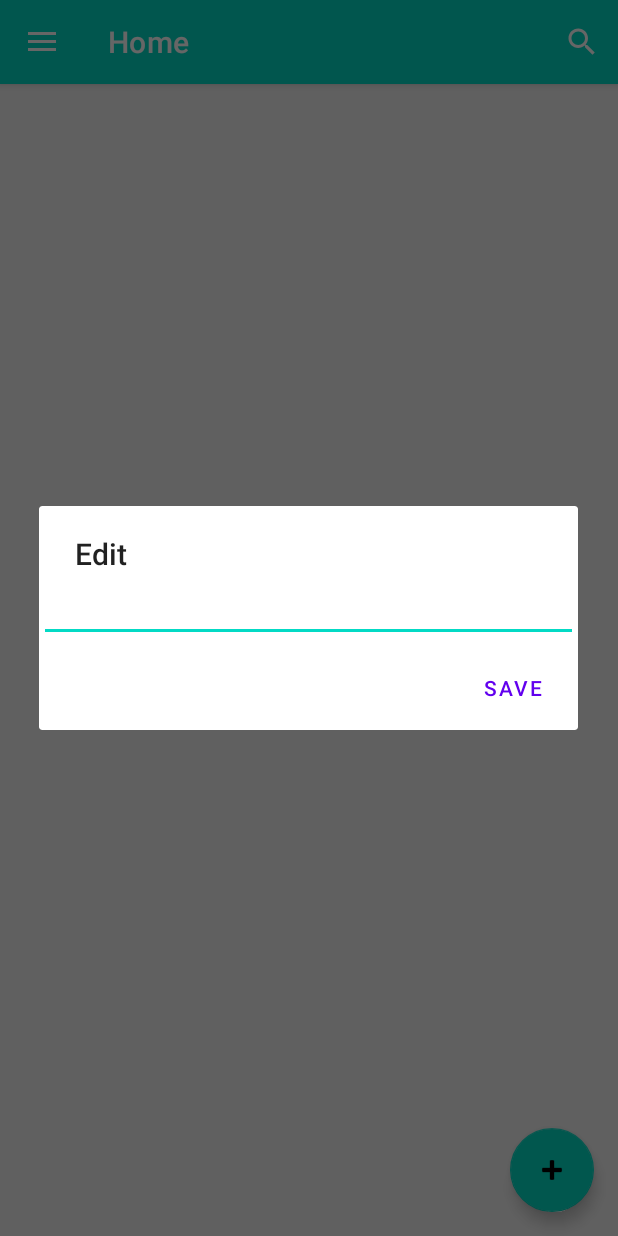
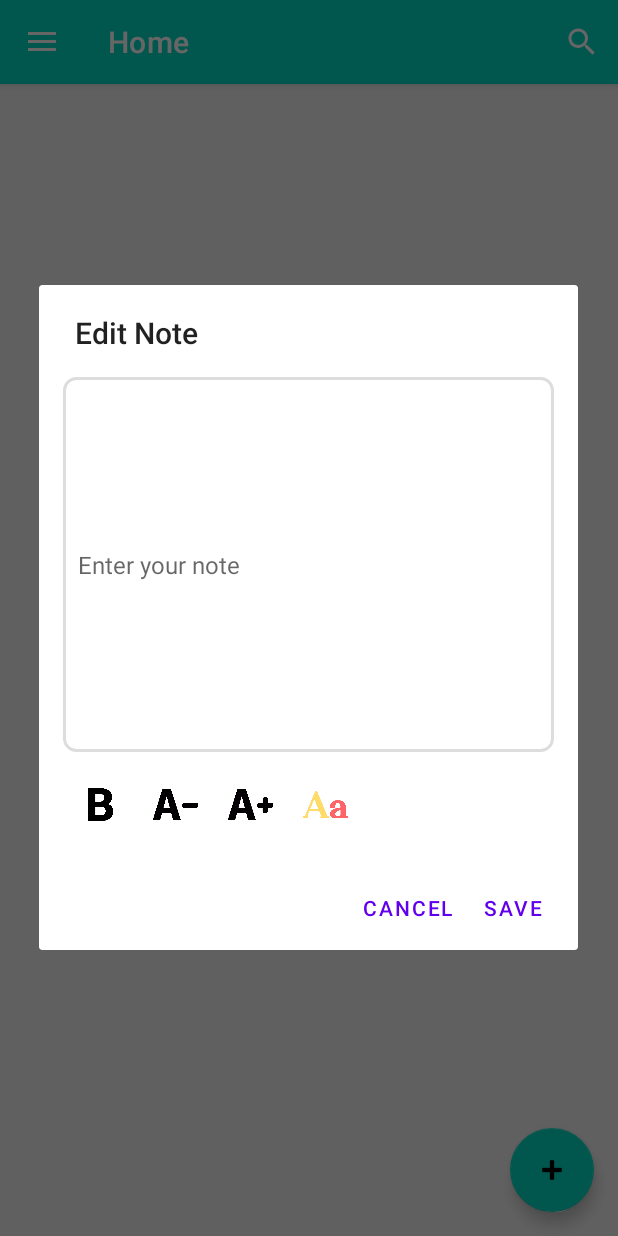
Before and after one commit to Arifin009/Sticky-Note-app, an Android app: the screen it shows after launch (MainActivity), after a tap on an icon or button, on a phone screen of 412 x 824 dp. Run offline under Robolectric (Android 15) with nearby library versions, the phone set to English and light mode, and no system bars; our stand-ins replace navigation-ui.

Commit message:
customization text is added

```diff
--- a/app/src/main/java/com/example/stickynotes/MainActivity.kt
+++ b/app/src/main/java/com/example/stickynotes/MainActivity.kt
@@ -2,10 +2,19 @@ package com.example.stickynotes
 
 import Database
 import android.content.DialogInterface
+import android.graphics.Color
+import android.graphics.Typeface
 import android.os.Bundle
+import android.text.Editable
+import android.text.Spannable
+import android.text.SpannableString
+import android.text.Spanned
+import android.text.style.StyleSpan
 import android.view.Menu
 import android.view.MenuItem
 import android.widget.EditText
+import android.widget.ImageButton
+import android.widget.LinearLayout
 import android.widget.Toast
 import androidx.appcompat.app.AlertDialog
 import com.google.android.material.snackbar.Snackbar
@@ -55,11 +64,8 @@ class MainActivity : AppCompatActivity() {
         val drawerLayout: DrawerLayout = binding.drawerLayout
         val navView: NavigationView = binding.navView
         val navController = findNavController(R.id.nav_host_fragment_content_main)
-
         recyclerView = findViewById(R.id.recyclerView)
         fab = findViewById(R.id.fab)
-        // Passing each menu ID as a set of Ids because each
-        // menu should be considered as top level destinations.
         appBarConfiguration = AppBarConfiguration(
             setOf(
                 R.id.nav_home, R.id.nav_gallery, R.id.nav_slideshow
@@ -76,37 +82,27 @@ class MainActivity : AppCompatActivity() {
         // Extract data from cursor
         getAndAddNotes()
 
+
         val db = Database(this, null)
+
 
         myAdapter = MyAdapter(ids, titles, dates, notes, { position ->
             val currentNote = notes[position]
 
-
-            // Create an AlertDialog to edit the note
-            val alert = AlertDialog.Builder(this)
-            alert.setTitle("Edit Note")
-
-            val input = EditText(this)
-            input.setText(currentNote)
-            alert.setView(input)
-
-            alert.setPositiveButton("Save") { dialog, which ->
-                val updatedNote = input.text.toString()
+            // Use the function to show the edit dialog
+            showEditNoteDialog(currentNote) { updatedNote ->
+                val updatedTitle = extractTitle(updatedNote)
 
                 // Update the note in the database
-                db.updateNoteById(ids[position],extractTitle(updatedNote) , updatedNote)
+                db.updateNoteById(ids[position], updatedTitle, updatedNote)
 
                 // Update the note in the RecyclerView
                 notes[position] = updatedNote
-                titles[position] = extractTitle(updatedNote)  // Update the title if necessary
+                titles[position] = updatedTitle
                 myAdapter.notifyItemChanged(position)
 
                 Toast.makeText(this, "Note updated", Toast.LENGTH_SHORT).show()
             }
-
-            alert.setNegativeButton("Cancel", null)
-            alert.show()
-
         }, { position ->
             // Long press detected, confirm deletion
             val posToDelete = position
@@ -140,28 +136,25 @@ class MainActivity : AppCompatActivity() {
 
 
         fab.setOnClickListener {
-            val alert =  AlertDialog.Builder(this);
-            alert.setTitle("Edit")
-            val input = EditText(this)
-            alert.setView(input)
 
-            alert.setPositiveButton("Save") { dialog, which ->
-                val userInput = input.text.toString()
+            showEditNoteDialog(""){ updatedNote ->
 
-
-
+                val title=extractTitle(updatedNote)
                 val id = if (ids.isNotEmpty()) ids.last() + 1 else 1
 
                 val date =formattedDate.toString()
 
-                db.addNote(id, title.toString(),date,userInput)
+                db.addNote(id, title,date,updatedNote)
 
-                myAdapter.addItem(id, title.toString(),date,userInput)
+                myAdapter.addItem(id, title,date,updatedNote)
                 recyclerView.scrollToPosition(titles.size - 1)
+            }
 
 
-            }
-            alert.show()
+
+
+
+
 
         }
     }
@@ -202,4 +195,88 @@ class MainActivity : AppCompatActivity() {
         }
         return title
     }
+    fun showEditNoteDialog(
+        currentNote: String,
+        onNoteUpdated: (updatedNote: String) -> Unit
+    ) {
+        val alert = AlertDialog.Builder(this)
+        alert.setTitle("Edit Note")
+
+        // Inflate the custom layout
+        val inflater = layoutInflater
+        val dialogView = inflater.inflate(R.layout.edit_text_templete, null)
+
+        // Find the EditText and buttons from the custom layout
+        val editText = dialogView.findViewById<EditText>(R.id.editTextNote)
+        val boldButton = dialogView.findViewById<ImageButton>(R.id.boldButton)
+        val textSizeReduceButton = dialogView.findViewById<ImageButton>(R.id.textSizeReduce)
+        val textSizeIncButton = dialogView.findViewById<ImageButton>(R.id.textSizeInc)
+        val colorButton = dialogView.findViewById<ImageButton>(R.id.colorButton)
+
+        // Set the initial text of EditText
+        editText.setText(currentNote)
+
+        // Set up button click listeners
+        boldButton.setOnClickListener {
+            val start = editText.selectionStart
+            val end = editText.selectionEnd
+
+            if (start != end) {
+                val spannableString = SpannableString(editText.text)
+                val existingSpans = spannableString.getSpans(start, end, StyleSpan::class.java)
+                val isBold = existingSpans.any { it.style == Typeface.BOLD }
+
+                if (isBold) {
+                    // Remove bold style if already applied
+                    spannableString.removeSpan(existingSpans.find { it.style == Typeface.BOLD })
+                } else {
+                    // Apply bold style
+                    spannableString.setSpan(StyleSpan(Typeface.BOLD), start, end, Spannable.SPAN_EXCLUSIVE_EXCLUSIVE)
+                }
+
+                // Convert SpannableString to Editable and update EditText
+                val editableText = Editable.Factory.getInstance().newEditable(spannableString)
+                editText.text = editableText
+
+                // Move cursor to end of selection
+                editText.setSelection(end)
+            } else {
+                Toast.makeText(this, "Select text to apply bold", Toast.LENGTH_SHORT).show()
+            }
+        }
+
+        var currentTextSize = editText.textSize
+        textSizeReduceButton.setOnClickListener {
+            currentTextSize = (currentTextSize - 2f).coerceAtLeast(8f) // Decrease text size
+            editText.textSize = currentTextSize / resources.displayMetrics.scaledDensity // Convert pixels to sp
+        }
+
+        textSizeIncButton.setOnClickListener {
+            currentTextSize = (currentTextSize + 2f).coerceAtMost(72f) // Increase text size
+            editText.textSize = currentTextSize / resources.displayMetrics.scaledDensity // Convert pixels to sp
+        }
+        colorButton.setOnClickListener {
+            val colors = arrayOf(Color.RED, Color.GREEN, Color.BLUE, Color.YELLOW)
+            AlertDialog.Builder(this).apply {
+                setTitle("Pick a color")
+                setItems(colors.map { "Color" }.toTypedArray()) { _, which ->
+                    editText.setTextColor(colors[which])
+                }
+                create().show()
+            }
+        }
+
+        // Set the custom layout to AlertDialog
+        alert.setView(dialogView)
+
+        alert.setPositiveButton("Save") { dialog, which ->
+            val updatedNote = editText.text.toString()
+            onNoteUpdated(updatedNote)  // Return the updated note through the callback
+        }
+
+        alert.setNegativeButton("Cancel", null)
+        alert.show()
+    }
+
+
 }
--- /dev/null
+++ b/app/src/main/res/drawable/custom_edittext_background.xml
@@ -0,0 +1,8 @@
+<!-- res/drawable/custom_edittext_background.xml -->
+<shape xmlns:android="http://schemas.android.com/apk/res/android">
+    <solid android:color="#FFFFFF" />
+    <corners android:radius="8dp" />
+    <stroke
+        android:width="2dp"
+        android:color="#DDDDDD" />
+</shape>
--- /dev/null
+++ b/app/src/main/res/layout/edit_text_templete.xml
@@ -0,0 +1,75 @@
+<!-- res/layout/custom_edittext_dialog.xml -->
+<LinearLayout xmlns:android="http://schemas.android.com/apk/res/android"
+    android:layout_width="match_parent"
+    android:layout_height="wrap_content"
+    android:orientation="vertical"
+    android:padding="16dp"
+    android:minHeight="300dp"
+    >
+
+    <EditText
+        android:id="@+id/editTextNote"
+        android:layout_width="match_parent"
+        android:layout_height="0dp"
+        android:minHeight="250dp"
+        android:layout_weight="1"
+        android:hint="Enter your note"
+        android:padding="10dp"
+        android:textSize="16sp"
+        android:background="@drawable/custom_edittext_background"
+        />
+
+    <LinearLayout
+        android:layout_width="match_parent"
+        android:layout_height="wrap_content"
+        android:orientation="horizontal"
+        android:layout_marginTop="10dp"
+        android:gravity="bottom"
+        android:layout_gravity="bottom">
+
+        <ImageButton
+            android:id="@+id/boldButton"
+            android:layout_width="30dp"
+            android:layout_height="30dp"
+            android:src="@drawable/ic_bold"
+            android:contentDescription="Bold Text"
+            android:background="?attr/selectableItemBackgroundBorderless"
+            android:scaleType="fitCenter"
+            android:layout_margin="10dp"
+            android:padding="4dp"/>
+
+        <ImageButton
+            android:id="@+id/textSizeReduce"
+            android:layout_width="30dp"
+            android:layout_height="30dp"
+            android:src="@drawable/ic_size_reduce"
+            android:contentDescription="Change Text Size"
+            android:background="?attr/selectableItemBackgroundBorderless"
+            android:scaleType="fitCenter"
+            android:layout_margin="10dp" />
+
+        <ImageButton
+            android:id="@+id/textSizeInc"
+            android:layout_width="30dp"
+            android:layout_height="30dp"
+            android:src="@drawable/ic_size_increase"
+            android:contentDescription="Change Text Size"
+            android:background="?attr/selectableItemBackgroundBorderless"
+            android:scaleType="fitCenter"
+            android:layout_margin="10dp"
+
+           />
+
+        <ImageButton
+            android:id="@+id/colorButton"
+            android:layout_width="30dp"
+            android:layout_height="30dp"
+            android:src="@drawable/ic_color"
+            android:contentDescription="Change Text Color"
+            android:background="?attr/selectableItemBackgroundBorderless"
+            android:scaleType="fitCenter"
+            android:layout_margin="10dp" />
+
+    </LinearLayout>
+
+</LinearLayout>
```
Also changed, not shown: app/src/main/res/drawable/ic_bold.png (added), app/src/main/res/drawable/ic_color.png (added), app/src/main/res/drawable/ic_size_increase.png (added), app/src/main/res/drawable/ic_size_reduce.png (added).
